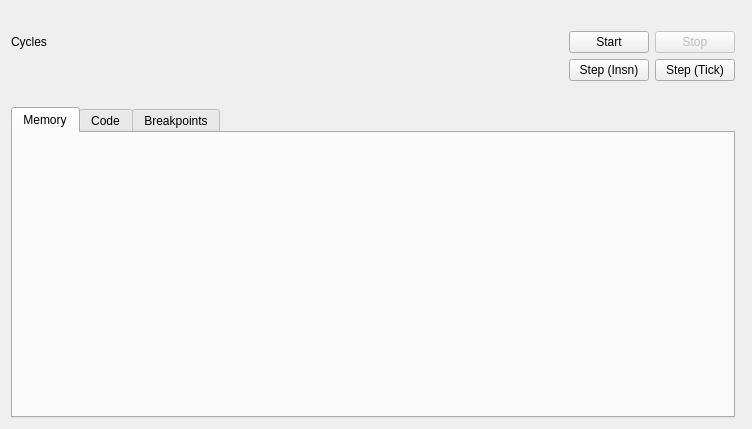
First picture: the form in WindQt/mainwindow.ui, repository Treeki/WindEmu, before the edit.
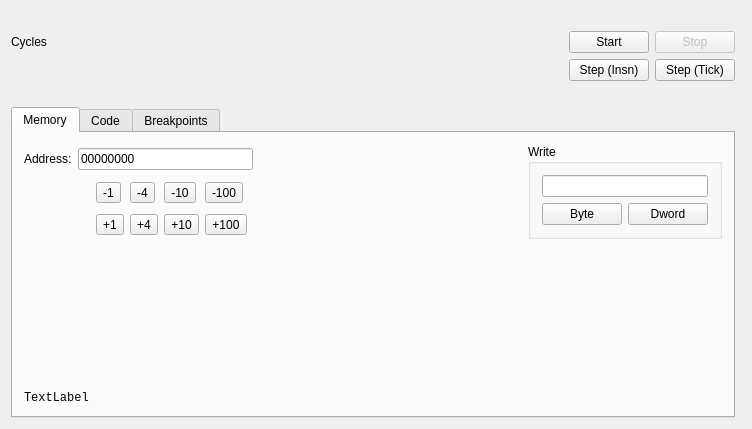
Second picture: the form after the edit. The open tabs and pages were chosen to show the change.

Commit message: added memory viewer/editor to the debugger

What changed in the file:
```diff
--- a/WindQt/mainwindow.ui
+++ b/WindQt/mainwindow.ui
@@ -41,6 +41,142 @@
        <attribute name="title">
         <string>Memory</string>
        </attribute>
+       <layout class="QGridLayout" name="gridLayout_4">
+        <item row="1" column="4">
+         <widget class="QToolButton" name="memorySub1">
+          <property name="text">
+           <string>-1</string>
+          </property>
+         </widget>
+        </item>
+        <item row="1" column="7">
+         <widget class="QToolButton" name="memorySub100">
+          <property name="text">
+           <string>-100</string>
+          </property>
+         </widget>
+        </item>
+        <item row="2" column="5">
+         <widget class="QToolButton" name="memoryAdd4">
+          <property name="text">
+           <string>+4</string>
+          </property>
+         </widget>
+        </item>
+        <item row="0" column="1" colspan="8">
+         <widget class="QLineEdit" name="memoryViewAddress">
+          <property name="text">
+           <string>00000000</string>
+          </property>
+         </widget>
+        </item>
+        <item row="1" column="6">
+         <widget class="QToolButton" name="memorySub10">
+          <property name="text">
+           <string>-10</string>
+          </property>
+         </widget>
+        </item>
+        <item row="1" column="5">
+         <widget class="QToolButton" name="memorySub4">
+          <property name="text">
+           <string>-4</string>
+          </property>
+         </widget>
+        </item>
+        <item row="2" column="6">
+         <widget class="QToolButton" name="memoryAdd10">
+          <property name="text">
+           <string>+10</string>
+          </property>
+         </widget>
+        </item>
+        <item row="0" column="0">
+         <widget class="QLabel" name="label_2">
+          <property name="text">
+           <string>Address:</string>
+          </property>
+         </widget>
+        </item>
+        <item row="2" column="4">
+         <widget class="QToolButton" name="memoryAdd1">
+          <property name="text">
+           <string>+1</string>
+          </property>
+         </widget>
+        </item>
+        <item row="2" column="7">
+         <widget class="QToolButton" name="memoryAdd100">
+          <property name="text">
+           <string>+100</string>
+          </property>
+         </widget>
+        </item>
+        <item row="0" column="9">
+         <spacer name="horizontalSpacer_2">
+          <property name="orientation">
+           <enum>Qt::Horizontal</enum>
+          </property>
+          <property name="sizeHint" stdset="0">
+           <size>
+            <width>40</width>
+            <height>20</height>
+           </size>
+          </property>
+         </spacer>
+        </item>
+        <item row="3" column="5">
+         <spacer name="verticalSpacer_2">
+          <property name="orientation">
+           <enum>Qt::Vertical</enum>
+          </property>
+          <property name="sizeHint" stdset="0">
+           <size>
+            <width>20</width>
+            <height>40</height>
+           </size>
+          </property>
+         </spacer>
+        </item>
+        <item row="0" column="10" rowspan="3">
+         <widget class="QGroupBox" name="groupBox_2">
+          <property name="title">
+           <string>Write</string>
+          </property>
+          <layout class="QGridLayout" name="gridLayout_5">
+           <item row="1" column="1">
+            <widget class="QPushButton" name="writeDwordButton">
+             <property name="text">
+              <string>Dword</string>
+             </property>
+            </widget>
+           </item>
+           <item row="1" column="0">
+            <widget class="QPushButton" name="writeByteButton">
+             <property name="text">
+              <string>Byte</string>
+             </property>
+            </widget>
+           </item>
+           <item row="0" column="0" colspan="2">
+            <widget class="QLineEdit" name="memoryWriteValue"/>
+           </item>
+          </layout>
+         </widget>
+        </item>
+        <item row="4" column="0" colspan="11">
+         <widget class="QLabel" name="memoryViewLabel">
+          <property name="font">
+           <font>
+            <family>Courier New</family>
+           </font>
+          </property>
+          <property name="text">
+           <string>TextLabel</string>
+          </property>
+         </widget>
+        </item>
+       </layout>
       </widget>
       <widget class="QWidget" name="tab_2">
        <attribute name="title">
```
Left out of the diff: 128 changed lines with no effect on the pictures. The commit also changes 4 other files.
